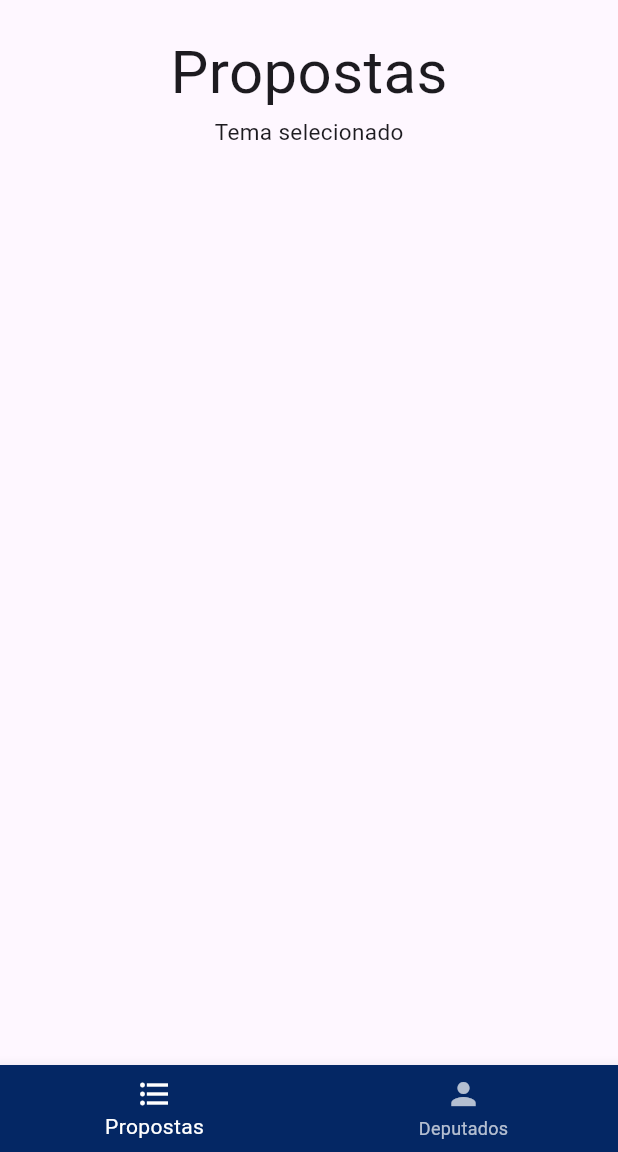
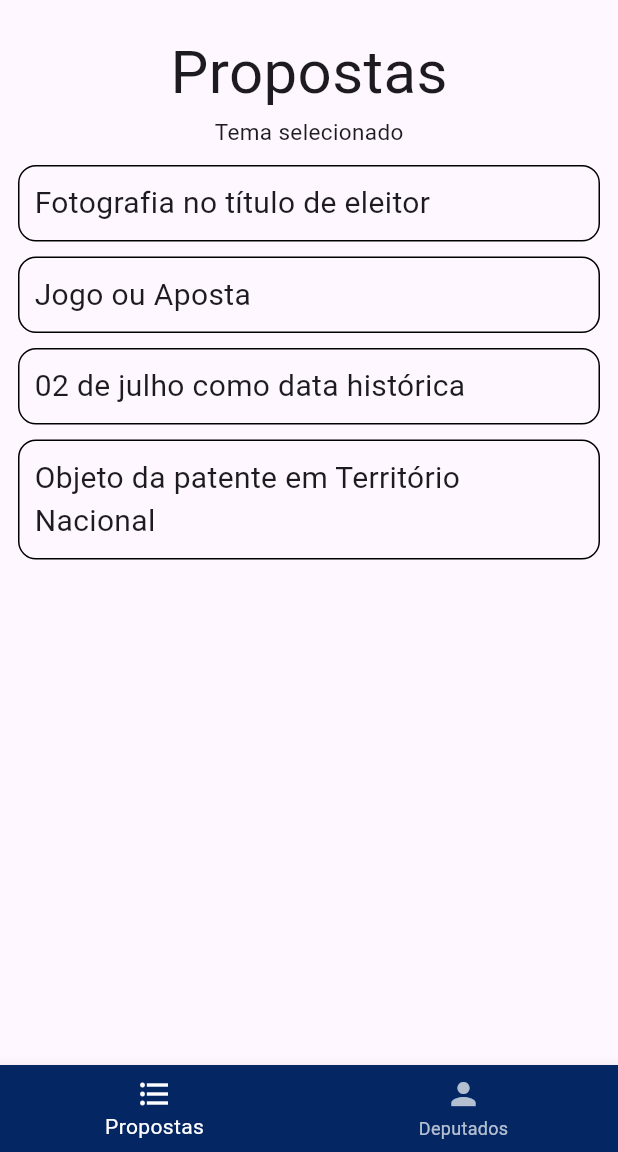
Before and after one commit to fernanda0508/projeto_flutter, a Flutter app: the screen it shows after launch, on a phone screen of 412 x 824 dp, the part 84-1236 px from its top. Run offline on Flutter 3.47's test engine with Material 3 defaults, Android fonts, the phone set to English and light mode, and no system bars; network calls fail.

Commit message:
feat: containeres adicionados

```diff
--- a/lib/propostas.dart
+++ b/lib/propostas.dart
@@ -4,10 +4,8 @@ class PropostasScreen extends StatefulWidget {
   const PropostasScreen({super.key});
 
   @override
-  // ignore: library_private_types_in_public_api
   _PropostasScreenState createState() => _PropostasScreenState();
 }
-
 
 class _PropostasScreenState extends State<PropostasScreen> {
   @override
@@ -19,10 +17,52 @@ class _PropostasScreenState extends State<PropostasScreen> {
           children: [
             Container(
               alignment: Alignment.topCenter,
-              child: const Text('Propostas', style: TextStyle(fontSize: 40),),
+              child: const Text('Propostas', style: TextStyle(fontSize: 40)),
             ),
-            Container(
-              child: const Text('Tema selecionado', style: TextStyle(fontSize: 15),),
+            const Text('Tema selecionado', style: TextStyle(fontSize: 15)),
+            Expanded(
+              child: Padding(
+                padding: const EdgeInsets.all(12),
+                child: ListView(
+                  children: [
+                    Container(
+                      padding: const EdgeInsets.all(10),
+                      decoration: BoxDecoration(
+                        border: Border.all(color: Colors.black),
+                        borderRadius: const BorderRadius.all(Radius.circular(12)),
+                      ),
+                      child: const Text('Fotografia no título de eleitor', style: TextStyle(fontSize: 20)),
+                    ),
+                    const SizedBox(height: 10), // Adicionando espaçamento entre os itens da lista
+                    Container(
+                      padding: const EdgeInsets.all(10),
+                      decoration: BoxDecoration(
+                        border: Border.all(color: Colors.black),
+                        borderRadius: const BorderRadius.all(Radius.circular(12)),
+                      ),
+                      child: const Text('Jogo ou Aposta', style: TextStyle(fontSize: 20)),
+                    ),
+                    const SizedBox(height: 10), // Adicionando espaçamento entre os itens da lista
+                    Container(
+                      padding: const EdgeInsets.all(10),
+                      decoration: BoxDecoration(
+                        border: Border.all(color: Colors.black),
+                        borderRadius: const BorderRadius.all(Radius.circular(12)),
+                      ),
+                      child: const Text('02 de julho como data histórica', style: TextStyle(fontSize: 20)),
+                    ),
+                    const SizedBox(height: 10), // Adicionando espaçamento entre os itens da lista
+                    Container(
+                      padding: const EdgeInsets.all(10),
+                      decoration: BoxDecoration(
+                        border: Border.all(color: Colors.black),
+                        borderRadius: const BorderRadius.all(Radius.circular(12)),
+                      ),
+                      child: const Text('Objeto da patente em Território Nacional', style: TextStyle(fontSize: 20)),
+                    ),
+                  ],
+                ),
+              ),
             ),
           ],
         ),
```
